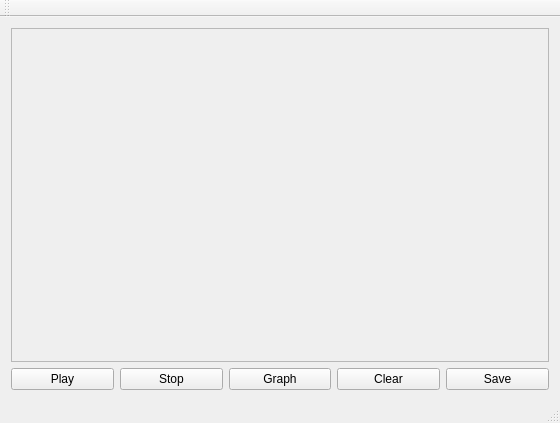
Qt form mainwindow.ui (jordan9001/SpectrumDraw) before a commit.
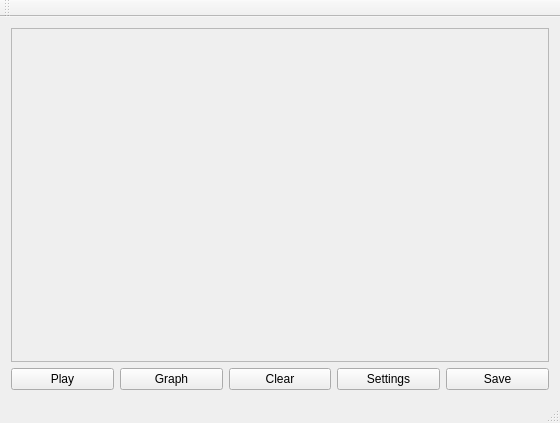
The same form after that commit.

Commit message: cleaned sound and started adding instrument settings

```diff
--- a/mainwindow.ui
+++ b/mainwindow.ui
@@ -44,13 +44,6 @@
         </property>
        </widget>
       </item>
-      <item>
-       <widget class="QPushButton" name="StopButton">
-        <property name="text">
-         <string>Stop</string>
-        </property>
-       </widget>
-      </item>
       <item>
        <widget class="QPushButton" name="GraphButton">
         <property name="text">
@@ -65,6 +58,13 @@
         </property>
        </widget>
       </item>
+      <item>
+       <widget class="QPushButton" name="pushButton">
+        <property name="text">
+         <string>Settings</string>
+        </property>
+       </widget>
+      </item>
       <item>
        <widget class="QPushButton" name="SaveButton">
         <property name="text">
```
The commit also changes 6 other files.
